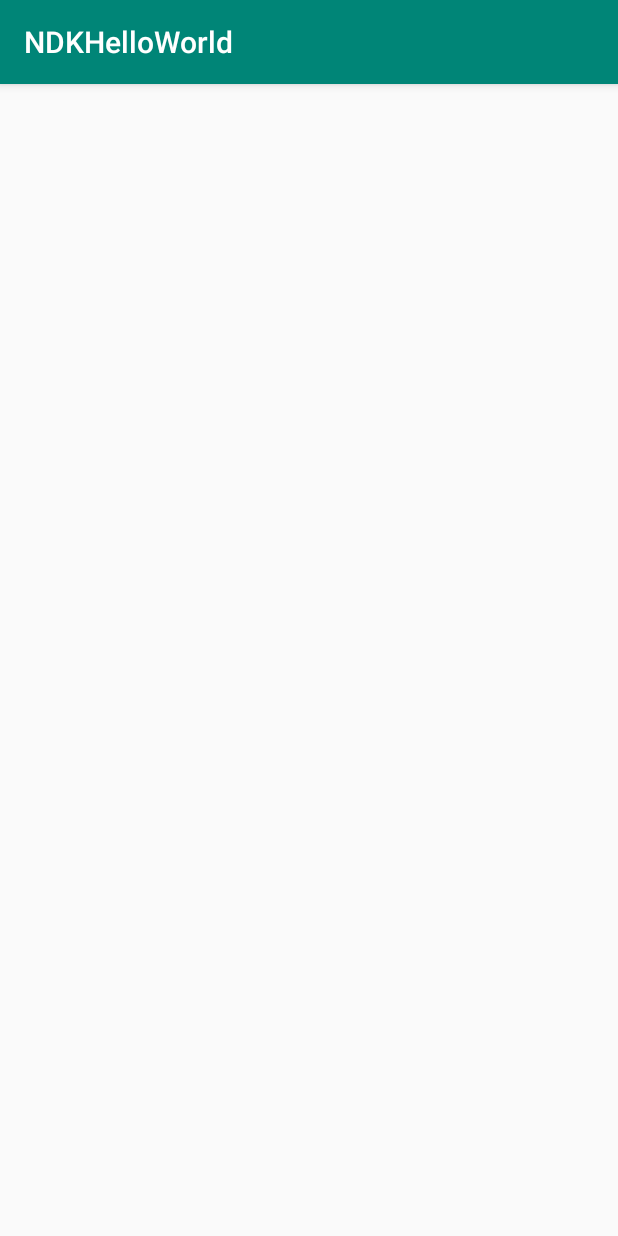
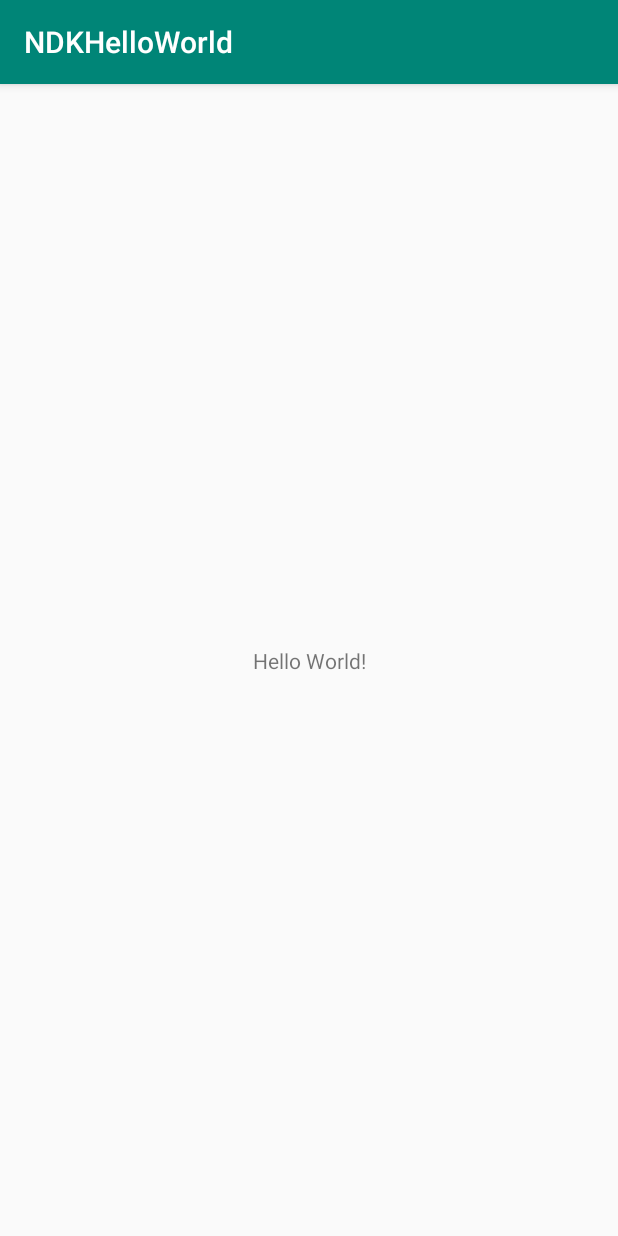
Before and after one commit to AnkitDroidGit/NDKHelloWorld, an Android app: the screen it shows after launch (MainActivity), on a phone screen of 412 x 824 dp. Run offline under Robolectric (Android 15) with nearby library versions, the light colour scheme and no system bars; 2 statements that could not run were skipped.

Commit message:
working code

```diff
--- a/app/build.gradle
+++ b/app/build.gradle
@@ -15,7 +15,7 @@ android {
         testInstrumentationRunner "android.support.test.runner.AndroidJUnitRunner"
         externalNativeBuild {
             cmake {
-                cppFlags ""
+                cppFlags "-frtti -fexceptions"
                 version "3.7.1"
             }
         }
--- a/app/src/main/java/com/cogitator/ndkhelloworld/MainActivity.kt
+++ b/app/src/main/java/com/cogitator/ndkhelloworld/MainActivity.kt
@@ -13,7 +13,7 @@ class MainActivity : AppCompatActivity() {
      * A native method that is implemented by the 'native-lib' native library,
      * which is packaged with this application.
      */
-    external fun stringFromJNI()
+    external fun stringFromJNI(): String
 
     companion object {
 
@@ -27,11 +27,8 @@ class MainActivity : AppCompatActivity() {
         super.onCreate(savedInstanceState)
         setContentView(R.layout.activity_main)
 
-
         // Example of a call to a native method
-        stringFromJNI()
-
-        text.text = stringFromJNI()
+        textView.text = stringFromJNI()
     }
 
 }
--- a/app/src/main/res/layout/activity_main.xml
+++ b/app/src/main/res/layout/activity_main.xml
@@ -1,14 +1,22 @@
 <?xml version="1.0" encoding="utf-8"?>
-<android.support.design.widget.CoordinatorLayout
+<android.support.constraint.ConstraintLayout
         xmlns:android="http://schemas.android.com/apk/res/android"
         xmlns:tools="http://schemas.android.com/tools"
+        xmlns:app="http://schemas.android.com/apk/res-auto"
         android:layout_width="match_parent"
         android:layout_height="match_parent"
+        app:layout_behavior="@string/appbar_scrolling_view_behavior"
+        tools:showIn="@layout/activity_main"
         tools:context=".MainActivity">
+
     <TextView
-            android:id="@+id/text"
+            android:id="@+id/textView"
             android:layout_width="wrap_content"
-            android:layout_height="wrap_content"/>
+            android:layout_height="wrap_content"
+            android:text="Hello World!"
+            app:layout_constraintBottom_toBottomOf="parent"
+            app:layout_constraintLeft_toLeftOf="parent"
+            app:layout_constraintRight_toRightOf="parent"
+            app:layout_constraintTop_toTopOf="parent"/>
 
-
-</android.support.design.widget.CoordinatorLayout>
+</android.support.constraint.ConstraintLayout>
```
Also changed, not shown: 1 other file.
